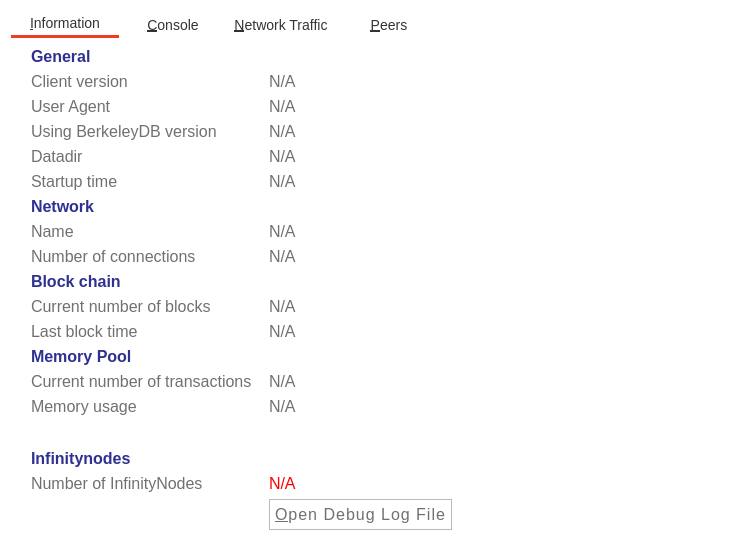
First picture: the form in src/qt/forms/debugwindow.ui, repository hardwarewise/SIN-core, before the edit.
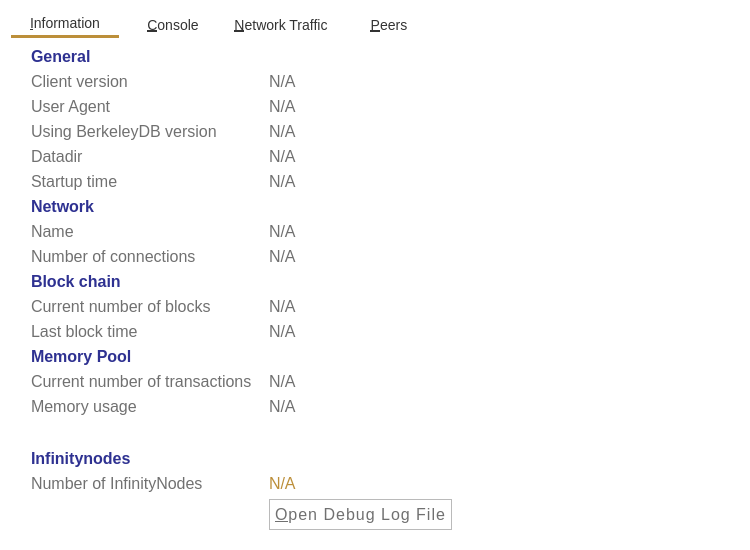
Second picture: the form after the edit. The open tabs and pages were chosen to show the change. Icons and pictures are not drawn. Custom widgets are drawn as their Qt base class.

```diff
--- a/src/qt/forms/debugwindow.ui
+++ b/src/qt/forms/debugwindow.ui
@@ -58,7 +58,7 @@
 }
 
 QTabBar::tab:selected {
-    border-bottom: 3px solid #EF3C23;
+    border-bottom: 3px solid #BC8F3A;
     background-color:transparent;
 
     }
@@ -88,7 +88,7 @@
 
 QWidget#RPCConsole QWidget#tab_peers QLabel#peerHeading {
 	/* Peers Info Header */
-	color: #EF3C23;
+	color: #BC8F3A;
 }
 
 QLabel {
@@ -996,7 +996,7 @@
             </size>
            </property>
            <property name="styleSheet">
-            <string notr="true">color: red;</string>
+            <string notr="true">color: #BC8F3A;</string>
            </property>
            <property name="text">
             <string>N/A</string>
```
Left out of the diff: 10 changed lines with no effect on the pictures.
